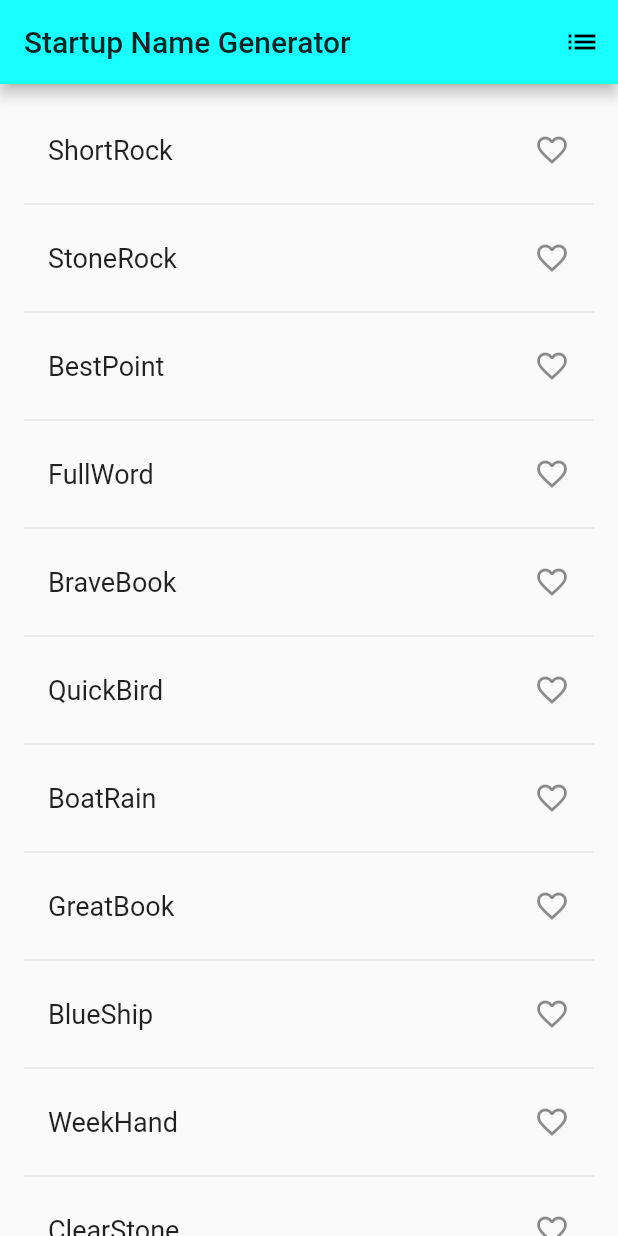
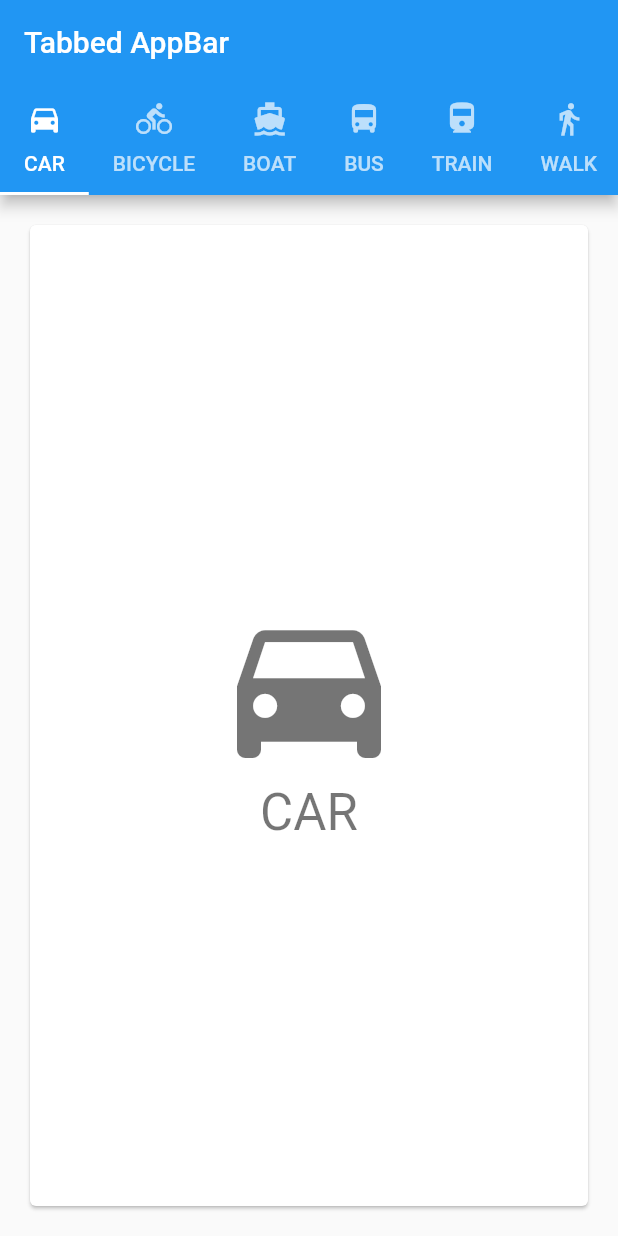
Before and after one commit to HammerMax/go_learn, a Flutter app: the screen it shows after launch, on a phone screen of 412 x 824 dp. Run offline on Flutter 3.47's test engine with Material 2 defaults, Android fonts, the phone set to English and light mode, and no system bars.

Commit message:
熟悉metirail

```diff
--- a/lib/main.dart
+++ b/lib/main.dart
@@ -1,126 +1,81 @@
+// Copyright 2017 The Chromium Authors. All rights reserved.
+// Use of this source code is governed by a BSD-style license that can be
+// found in the LICENSE file.
+
 import 'package:flutter/material.dart';
-import 'package:english_words/english_words.dart';
 
-void main() => runApp(new MyApp());
-
-class MyApp extends StatelessWidget {
+class TabbedAppBarSample extends StatelessWidget {
   @override
   Widget build(BuildContext context) {
     return new MaterialApp(
-      title: 'Startup Name Generator',
-      theme: new ThemeData(
-        primaryColor: Colors.cyanAccent,
+      home: new DefaultTabController(
+        length: choices.length,
+        child: new Scaffold(
+          appBar: new AppBar(
+            title: const Text('Tabbed AppBar'),
+            bottom: new TabBar(
+              isScrollable: true,
+              tabs: choices.map((Choice choice) {
+                return new Tab(
+                  text: choice.title,
+                  icon: new Icon(choice.icon),
+                );
+              }).toList(),
+            ),
+          ),
+          body: new TabBarView(
+            children: choices.map((Choice choice) {
+              return new Padding(
+                padding: const EdgeInsets.all(16.0),
+                child: new ChoiceCard(choice: choice),
+              );
+            }).toList(),
+          ),
+        ),
       ),
-      home: new RandomWords(),
     );
   }
 }
 
-class RandomWords extends StatefulWidget {
-  @override
-  createState() => new RandomWordsState();
+class Choice {
+  const Choice({ this.title, this.icon });
+  final String title;
+  final IconData icon;
 }
 
-class RandomWordsState extends State<RandomWords> {
-  final _suggestions = <WordPair>[];
+const List<Choice> choices = const <Choice>[
+  const Choice(title: 'CAR', icon: Icons.directions_car),
+  const Choice(title: 'BICYCLE', icon: Icons.directions_bike),
+  const Choice(title: 'BOAT', icon: Icons.directions_boat),
+  const Choice(title: 'BUS', icon: Icons.directions_bus),
+  const Choice(title: 'TRAIN', icon: Icons.directions_railway),
+  const Choice(title: 'WALK', icon: Icons.directions_walk),
+];
 
-  final _saved = new Set<WordPair>();
+class ChoiceCard extends StatelessWidget {
+  const ChoiceCard({ Key key, this.choice }) : super(key: key);
 
-  final _biggerFont = const TextStyle(fontSize: 18.0);
+  final Choice choice;
+
   @override
   Widget build(BuildContext context) {
-//    final wordPair = new WordPair.random();
-//    return new Text(wordPair.asPascalCase);
-    return new Scaffold (
-      appBar: new AppBar(
-        title: new Text('Startup Name Generator'),
-        actions: <Widget>[
-          new IconButton(icon: new Icon(Icons.list), onPressed: _pushSaved),
-        ],
-      ),
-      body: _buildSuggestions(),
-    );
-  }
-
-  Widget _buildSuggestions() {
-    return new ListView.builder(
-        padding: const EdgeInsets.all(16.0),
-        // 对于每个建议的单词对都会调用一次itemBuilder，然后将单词对添加到ListTile行中
-        // 在偶数行，该函数会为单词对添加一个ListTile row.
-        // 在奇数行，该函数会添加一个分割线widget，来分隔相邻的词对。
-        // 注意，在小屏幕上，分割线看起来可能比较吃力。
-        itemBuilder: (context, i) {
-          // 在每一列之前，添加一个1像素高的分隔线widget
-          if (i.isOdd) return new Divider();
-
-          // 语法 "i ~/ 2" 表示i除以2，但返回值是整形（向下取整），比如i为：1, 2, 3, 4, 5
-          // 时，结果为0, 1, 1, 2, 2， 这可以计算出ListView中减去分隔线后的实际单词对数量
-          final index = i ~/ 2;
-          // 如果是建议列表中最后一个单词对
-          if (index >= _suggestions.length) {
-            // ...接着再生成10个单词对，然后添加到建议列表
-            _suggestions.addAll(generateWordPairs().take(10));
-          }
-          return _buildRow(_suggestions[index]);
-        }
-    );
-  }
-
-  Widget _buildRow(WordPair pair) {
-    final alreadySaved = _saved.contains(pair);
-
-    return new ListTile(
-      title: new Text(
-        pair.asPascalCase,
-        style: _biggerFont,
-      ),
-
-      trailing: new Icon(
-        alreadySaved ? Icons.favorite : Icons.favorite_border,
-        color: alreadySaved ? Colors.red : null,
-      ),
-
-      onTap: () {
-        setState(() {
-          if (alreadySaved) {
-            _saved.remove(pair);
-          } else {
-            _saved.add(pair);
-          }
-        });
-      },
-    );
-  }
-
-  void _pushSaved() {
-    Navigator.of(context).push(
-      new MaterialPageRoute(
-        builder: (context) {
-          final tiles = _saved.map(
-                (pair) {
-              return new ListTile(
-                title: new Text(
-                  pair.asPascalCase,
-                  style: _biggerFont,
-                ),
-              );
-            },
-          );
-          final divided = ListTile
-              .divideTiles(
-            context: context,
-            tiles: tiles,
-          )
-              .toList();
-
-          return new Scaffold(
-            appBar: new AppBar(
-              title: new Text('Saved Suggestions'),
-            ),
-            body: new ListView(children: divided),
-          );
-        },
+    final TextStyle textStyle = Theme.of(context).textTheme.display1;
+    return new Card(
+      color: Colors.white,
+      child: new Center(
+        child: new Column(
+          mainAxisSize: MainAxisSize.min,
+          crossAxisAlignment: CrossAxisAlignment.center,
+          children: <Widget>[
+            new Icon(choice.icon, size: 128.0, color: textStyle.color),
+            new Text(choice.title, style: textStyle),
+          ],
+        ),
       ),
     );
   }
 }
+
+void main() {
+  runApp(new TabbedAppBarSample());
+}
```
